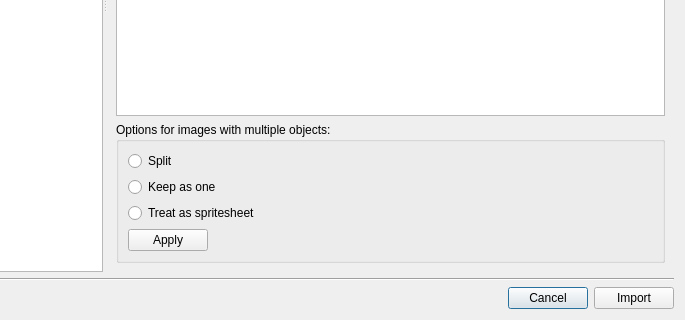
The window that compound_widgets/import_widget/importdialog.ui (jreuss/tudimapper) describes before a commit, drawn with Qt 5; both pictures show x 115 to 800 and y 280 to 600 of the 800 by 600 pixel window.
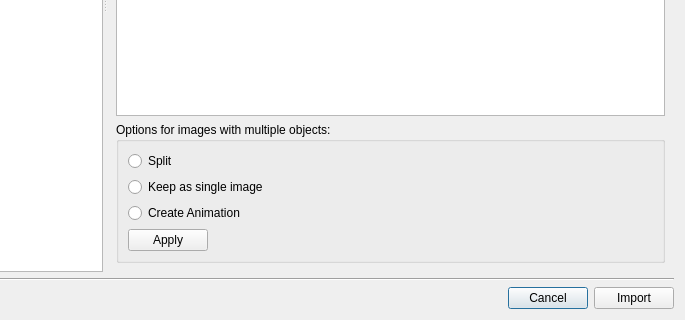
The same window after the commit. Custom widgets are drawn as their Qt base class.

```diff
--- a/compound_widgets/import_widget/importdialog.ui
+++ b/compound_widgets/import_widget/importdialog.ui
@@ -20,9 +20,15 @@
    </sizepolicy>
   </property>
   <property name="windowTitle">
-   <string>Dialog</string>
+   <string>Import</string>
+  </property>
+  <property name="sizeGripEnabled">
+   <bool>false</bool>
   </property>
   <layout class="QGridLayout" name="gridLayout_3">
+   <property name="sizeConstraint">
+    <enum>QLayout::SetDefaultConstraint</enum>
+   </property>
    <item row="1" column="0">
     <widget class="Line" name="line">
      <property name="orientation">
@@ -249,14 +255,14 @@
               <item>
                <widget class="QRadioButton" name="radio_keepAsOne">
                 <property name="text">
-                 <string>Keep as one</string>
+                 <string>Keep as single image</string>
                 </property>
                </widget>
               </item>
               <item>
                <widget class="QRadioButton" name="radio_spritesheet">
                 <property name="text">
-                 <string>Treat as spritesheet</string>
+                 <string>Create Animation</string>
                 </property>
                </widget>
               </item>
```
